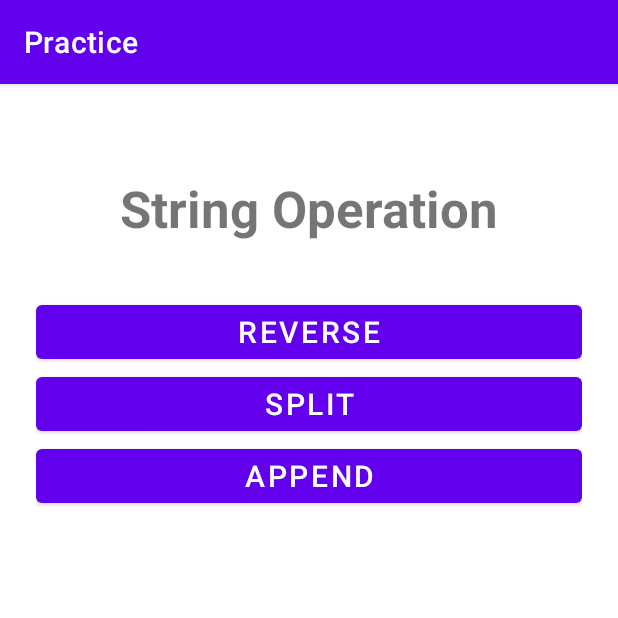
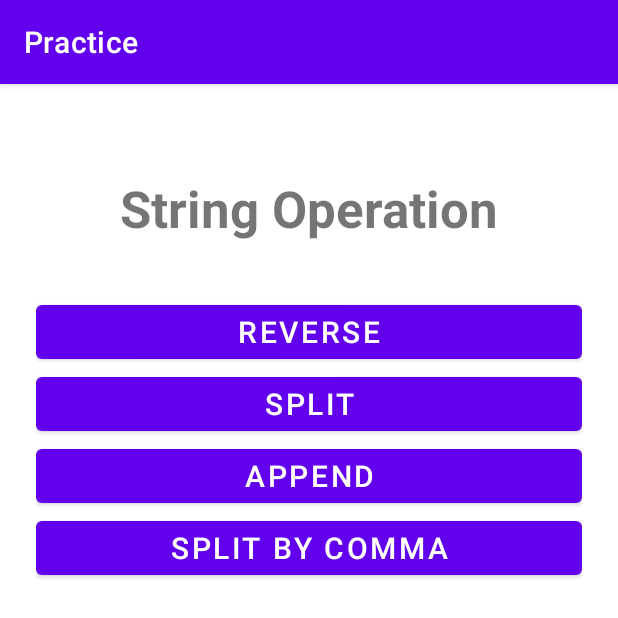
Before and after one commit to Priyadarshinimathivanan0101/StringOperation, an Android app: the screen it shows after launch (MainActivity), on a phone screen of 412 x 824 dp, the top half of it. Run offline under Robolectric (Android 15) with nearby library versions, the phone set to English and light mode, and no system bars.

Commit message:
Landscape Layout
Landscape Layout added

```diff
--- a/app/build.gradle
+++ b/app/build.gradle
@@ -37,6 +37,8 @@ dependencies {
     implementation 'androidx.appcompat:appcompat:1.4.1'
     implementation 'com.google.android.material:material:1.5.0'
     implementation 'androidx.constraintlayout:constraintlayout:2.1.3'
+    implementation 'androidx.navigation:navigation-fragment-ktx:2.4.2'
+    implementation 'androidx.navigation:navigation-ui-ktx:2.4.2'
     testImplementation 'junit:junit:4.13.2'
     androidTestImplementation 'androidx.test.ext:junit:1.1.3'
     androidTestImplementation 'androidx.test.espresso:espresso-core:3.4.0'
--- /dev/null
+++ b/app/src/main/res/layout-land/activity_main.xml
@@ -0,0 +1,99 @@
+<?xml version="1.0" encoding="utf-8"?>
+<ScrollView xmlns:app="http://schemas.android.com/apk/res-auto"
+    xmlns:tools="http://schemas.android.com/tools"
+    android:layout_width="match_parent"
+    android:layout_height="match_parent"
+    xmlns:android="http://schemas.android.com/apk/res/android">
+<RelativeLayout
+    android:layout_width="match_parent"
+    android:layout_height="match_parent"
+    tools:context=".MainActivity"
+    android:orientation="vertical"
+    android:layout_gravity="center_horizontal"
+    android:padding="2dp"
+    android:layout_marginEnd="40dp"
+    android:layout_marginStart="40dp">
+
+    <TextView
+        android:id="@+id/activity1"
+        android:layout_width="match_parent"
+        android:layout_height="wrap_content"
+        android:text="String Operation"
+        android:layout_margin="36dp"
+        android:textAlignment="center"
+        android:textSize="34sp"
+        android:textStyle="bold" />
+        <Button
+            android:id="@+id/reverseButton"
+            android:layout_width="320dp"
+            android:layout_height="wrap_content"
+            android:layout_below="@+id/activity1"
+            android:layout_alignParentRight="true"
+            android:text="Reverse"
+            android:textSize="20dp"
+            android:visibility="visible" />
+
+    <Button
+        android:id="@+id/splitButton"
+        android:layout_width="320dp"
+        android:layout_height="wrap_content"
+        android:layout_alignParentLeft="true"
+        android:layout_below="@+id/activity1"
+        android:text="Split"
+        android:textSize="20dp" />
+
+    <Button
+        android:id="@+id/appendButton"
+        android:layout_width="320dp"
+        android:layout_height="wrap_content"
+        android:layout_below="@+id/splitButton"
+        android:layout_marginTop="20dp"
+        android:text="Append"
+        android:textSize="20dp" />
+
+    <Button
+        android:id="@+id/splitcomButton"
+        android:layout_width="320dp"
+        android:layout_height="wrap_content"
+        android:layout_below="@+id/reverseButton"
+        android:layout_alignParentRight="true"
+        android:layout_marginTop="20dp"
+        android:text="Split by comma"
+        android:textSize="20dp" />
+
+    <TextView
+        android:id="@+id/resultText"
+        android:layout_width="match_parent"
+        android:layout_height="wrap_content"
+        android:text="RESULT"
+        android:visibility="gone"
+        android:layout_below="@id/activity1"
+        android:layout_margin="16dp"
+        android:textAlignment="center"
+        android:textSize="34sp"
+        android:textStyle="bold" />
+    <TextView
+        android:id="@+id/result"
+        android:layout_width="match_parent"
+        android:layout_height="wrap_content"
+        android:text=""
+        android:layout_below="@id/resultText"
+        android:visibility="gone"
+        android:layout_margin="10dp"
+        android:textAlignment="center"
+        android:textColor="#3369FF"
+        android:textSize="34sp"
+        android:textStyle="bold" />
+    <Button
+        android:id="@+id/optionButton"
+        android:layout_width="400dp"
+        android:layout_height="wrap_content"
+        android:visibility="gone"
+        android:layout_below="@id/result"
+        android:text="Show Option"
+        android:layout_centerHorizontal="true"
+        android:textSize="20dp"
+        />
+
+</RelativeLayout>
+</ScrollView>
--- a/app/src/main/res/layout/activity_main.xml
+++ b/app/src/main/res/layout/activity_main.xml
@@ -1,22 +1,24 @@
 <?xml version="1.0" encoding="utf-8"?>
-<ScrollView android:layout_width="match_parent"
-    android:layout_height="match_parent"
-    xmlns:android="http://schemas.android.com/apk/res/android">
-<LinearLayout xmlns:android="http://schemas.android.com/apk/res/android"
-    xmlns:app="http://schemas.android.com/apk/res-auto"
+<ScrollView xmlns:app="http://schemas.android.com/apk/res-auto"
     xmlns:tools="http://schemas.android.com/tools"
     android:layout_width="match_parent"
     android:layout_height="match_parent"
-    tools:context=".MainActivity"
+    xmlns:android="http://schemas.android.com/apk/res/android">
+
+    <LinearLayout
+        android:layout_width="match_parent"
+        android:layout_height="match_parent"
         android:orientation="vertical"
-    android:padding="24dp">
+        android:layout_gravity="center_horizontal"
+        android:padding="24dp"
+        tools:context=".MainActivity">
 
         <TextView
             android:id="@+id/activity1"
             android:layout_width="match_parent"
             android:layout_height="wrap_content"
+            android:layout_margin="36dp"
             android:text="String Operation"
-        android:layout_margin="36dp"
             android:textAlignment="center"
             android:textSize="34sp"
             android:textStyle="bold" />
@@ -28,42 +30,58 @@
             android:text="Reverse"
             android:textSize="20dp"
             android:visibility="visible" />
+
         <Button
             android:id="@+id/splitButton"
             android:layout_width="match_parent"
             android:layout_height="wrap_content"
             android:text="Split"
-        android:textSize="20dp"
-        />
+            android:textSize="20dp" />
+
         <Button
             android:id="@+id/appendButton"
             android:layout_width="match_parent"
             android:layout_height="wrap_content"
             android:text="Append"
-        android:textSize="20dp"
-        />
+            android:textSize="20dp" />
+
+        <Button
+            android:id="@+id/splitcomButton"
+            android:layout_width="match_parent"
+            android:layout_height="wrap_content"
+            android:text="Split by comma"
+            android:textSize="20dp" />
 
         <TextView
             android:id="@+id/resultText"
-        android:layout_width="wrap_content"
+            android:layout_width="match_parent"
             android:layout_height="wrap_content"
+            android:layout_margin="16dp"
             android:text="RESULT"
-        android:visibility="gone"
-        android:layout_margin="16dp"
             android:textAlignment="center"
             android:textSize="34sp"
-        android:textStyle="bold" />
+            android:textStyle="bold"
+            android:visibility="gone" />
+
         <TextView
             android:id="@+id/result"
-        android:layout_width="wrap_content"
+            android:layout_width="match_parent"
             android:layout_height="wrap_content"
+            android:layout_margin="16dp"
             android:text=""
-        android:visibility="gone"
-        android:layout_margin="16dp"
             android:textAlignment="center"
             android:textColor="#3369FF"
             android:textSize="34sp"
-        android:textStyle="bold" />
+            android:textStyle="bold"
+            android:visibility="gone" />
 
+        <Button
+            android:id="@+id/optionButton"
+            android:padding="20dp"
+            android:layout_width="match_parent"
+            android:layout_height="wrap_content"
+            android:text="Show Option"
+            android:textSize="20dp"
+            android:visibility="gone" />
     </LinearLayout>
 </ScrollView>
--- a/app/src/main/res/layout/activity_main2.xml
+++ b/app/src/main/res/layout/activity_main2.xml
@@ -25,6 +25,7 @@
         android:id="@+id/string1"
         android:layout_width="match_parent"
         android:layout_height="wrap_content"
+        android:text=""
         android:textSize="16dp"
         android:hint="Enter the String"
         />
@@ -32,6 +33,7 @@
         android:id="@+id/string2"
         android:layout_width="match_parent"
         android:layout_height="wrap_content"
+        android:text=""
         android:textSize="16dp"
         android:hint="Enter the String"
         android:visibility="gone"
--- /dev/null
+++ b/app/src/main/res/navigation/my_nav.xml
@@ -0,0 +1,4 @@
+<?xml version="1.0" encoding="utf-8"?>
+<navigation xmlns:android="http://schemas.android.com/apk/res/android"
+    xmlns:app="http://schemas.android.com/apk/res-auto"
+    android:id="@+id/my_nav"/>
```
Also changed, not shown: app/src/main/java/com/example/practice/MainActivity.kt (+54 -14 lines), app/src/main/java/com/example/practice/MainActivity2.kt (+10 -0 lines). Lines whose indentation alone changed are shown as unchanged.
